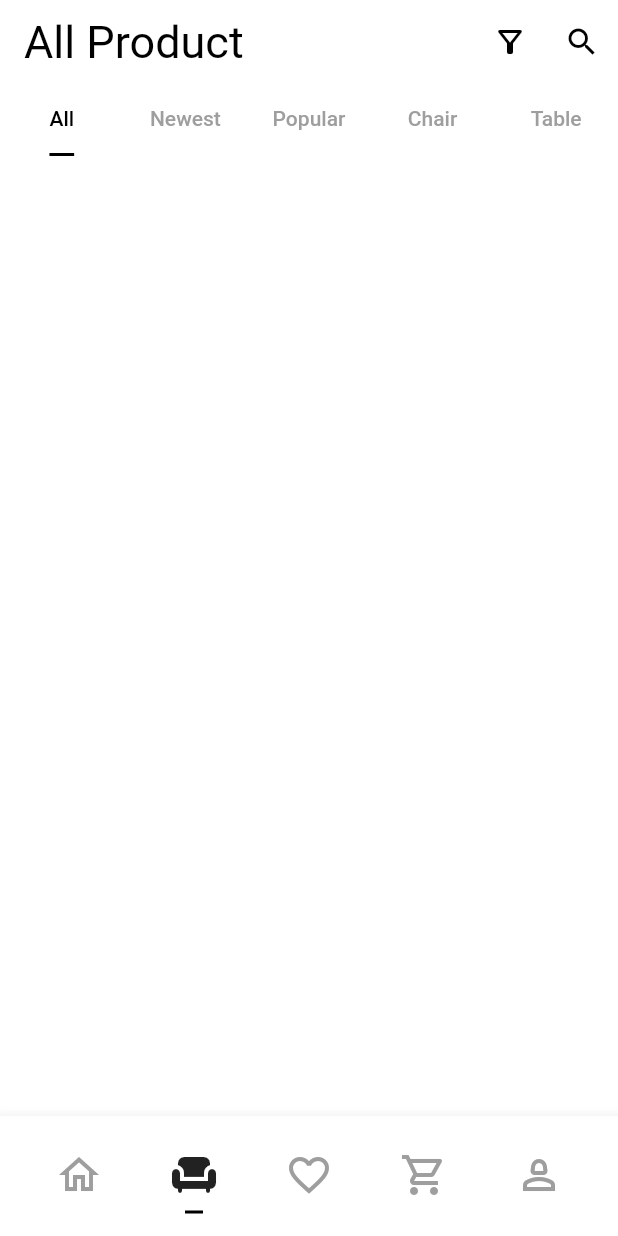
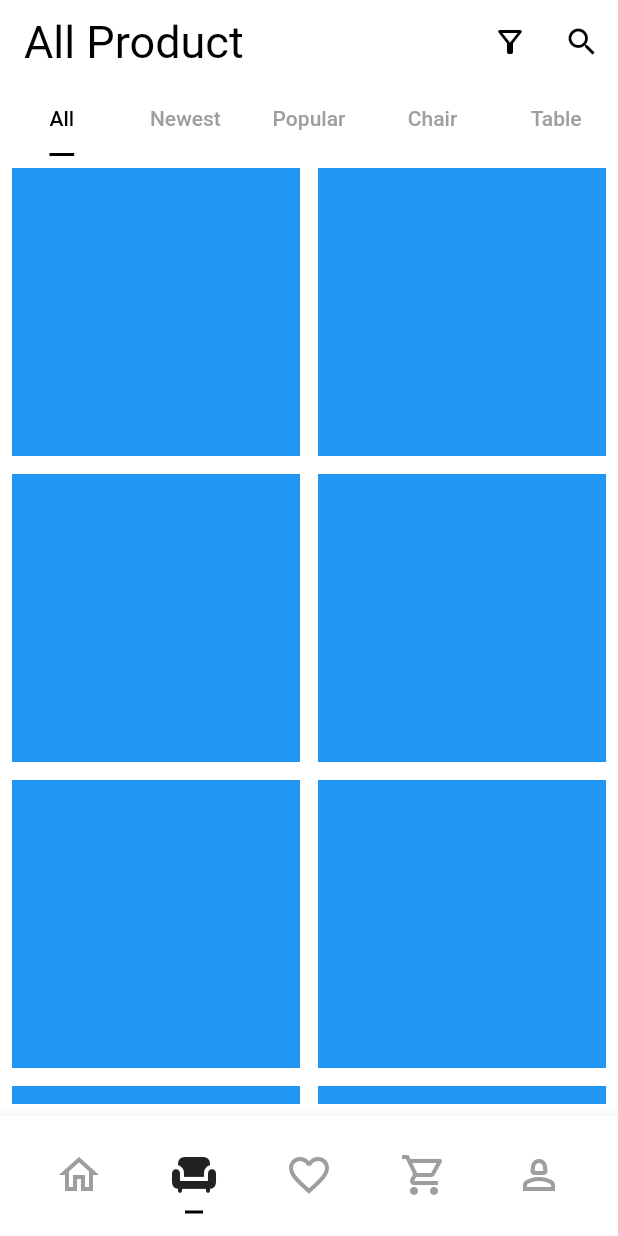
Before and after one commit to JAICHANGPARK/flutter_notebook_chapter_24, a Flutter app: the FurnitureMainPage screen opened directly, on a phone screen of 412 x 824 dp. Run offline on Flutter 3.47's test engine with Material 2 defaults, Android fonts, the phone set to English and light mode, and no system bars; our stand-ins replace flutter_riverpod, freezed_annotation, ionicons, percent_indicator; missing offline and left inert: crypto_font_icons; network calls fail.

Commit message:
Update furniture_main_page.dart

```diff
--- a/lib/ep1371_furniture_app/view/furniture_main_page.dart
+++ b/lib/ep1371_furniture_app/view/furniture_main_page.dart
@@ -61,7 +61,27 @@ class _FurnitureMainPageState extends State<FurnitureMainPage> {
                   )
                   .toList(),
             ),
-            Expanded(child: const TabBarView(children: [])),
+            Expanded(
+                child: Padding(
+              padding: const EdgeInsets.all(8.0),
+              child: TabBarView(children: [
+                GridView.builder(
+                    gridDelegate: const SliverGridDelegateWithFixedCrossAxisCount(
+                      crossAxisCount: 2,
+                      mainAxisSpacing: 12,
+                      crossAxisSpacing: 12,
+                    ),
+                    itemBuilder: (context, index) {
+                      return Container(
+                        color: Colors.blue,
+                      );
+                    }),
+                Container(),
+                Container(),
+                Container(),
+                Container(),
+              ]),
+            )),
           ],
         ),
       ),
```
